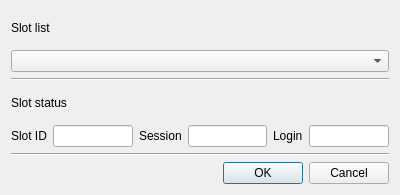
Qt form HsmMan/close_session_dlg.ui (jykim74/CryptokiMan) before a commit.
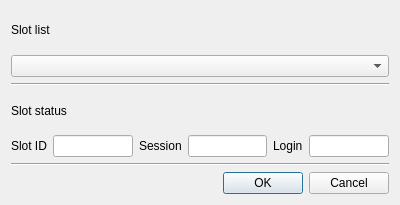
The same form after that commit.

Diff of the .ui file:
```diff
--- a/HsmMan/close_session_dlg.ui
+++ b/HsmMan/close_session_dlg.ui
@@ -7,7 +7,7 @@
     <x>0</x>
     <y>0</y>
     <width>400</width>
-    <height>195</height>
+    <height>205</height>
    </rect>
   </property>
   <property name="windowTitle">
```
Left out of the diff: 2 changed lines with no effect on the pictures.
